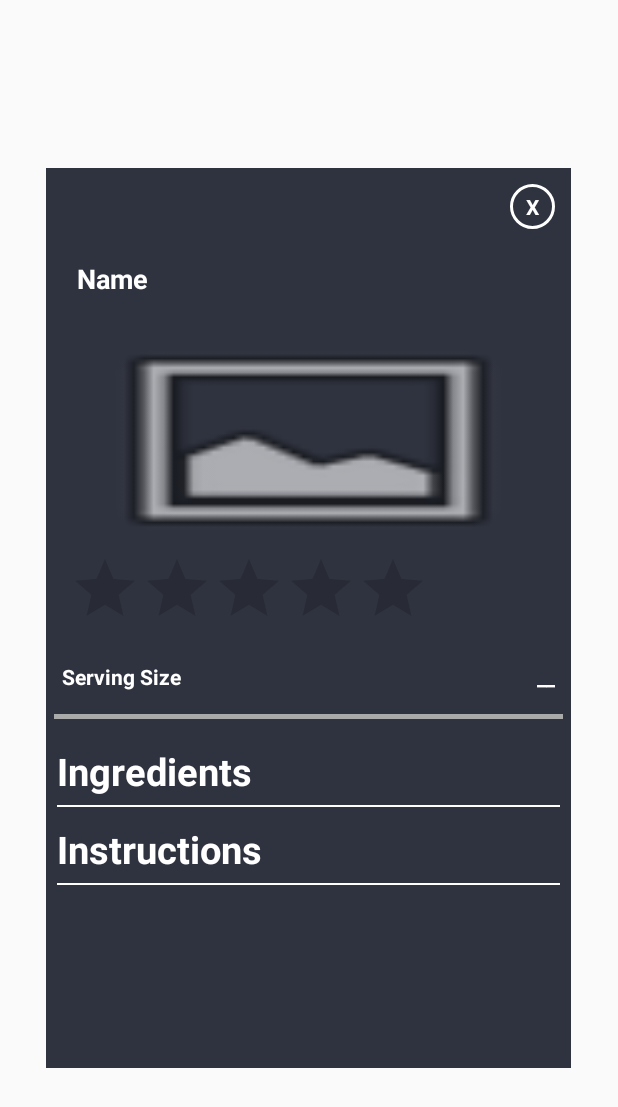
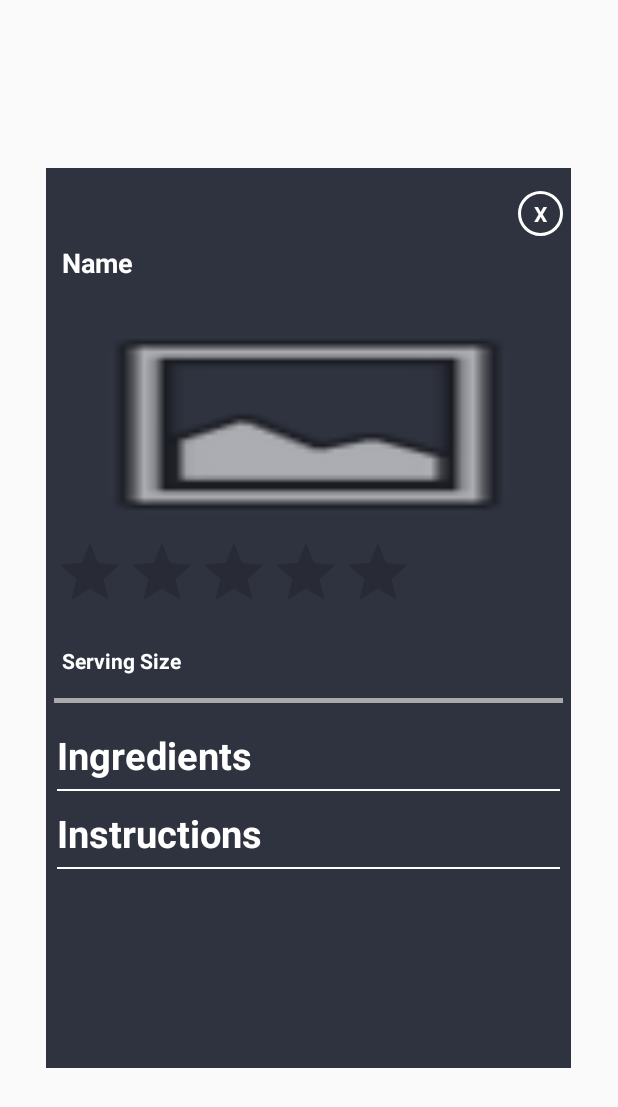
Before and after one commit to Jacob-Bordelon/pocket-chef, an Android app: the layout dialog_recipe_item_details.xml on its own in the app's theme, with its tools: preview values and no code run, on a phone screen of 412 x 824 dp. Shown: the top 1107 px of the screen. Run offline under Robolectric (Android 15) with nearby library versions, the phone set to English and light mode, and no system bars.

Commit message:
added serving size

```diff
--- a/app/app/src/main/java/com/example/pocket_chef_application/Firebase/FirebaseRecipeDatabase_Helper.java
+++ b/app/app/src/main/java/com/example/pocket_chef_application/Firebase/FirebaseRecipeDatabase_Helper.java
@@ -57,6 +57,7 @@ public class FirebaseRecipeDatabase_Helper {
                     recipe.setIngredients(recipeValues.get("ingredients"));
                     recipe.setRating(Float.parseFloat(recipeValues.get("rating").toString()));
                     recipe.setImageUrl(recipeValues.get("image").toString());
+                    recipe.setServingSize(Integer.parseInt(recipeValues.get("serving_size").toString()));
 
                     System.out.println(recipe == null);
                     recipes.add(recipe);
--- a/app/app/src/main/java/com/example/pocket_chef_application/Recipe_utils/Recipe_Adapter.java
+++ b/app/app/src/main/java/com/example/pocket_chef_application/Recipe_utils/Recipe_Adapter.java
@@ -57,7 +57,7 @@ public class Recipe_Adapter extends RecyclerView.Adapter<Recipe_Adapter.RecipeIt
 
     @SuppressLint("SetTextI18n")
     public void ShowPopup(Recipe_Item item){
-        TextView closebtn, name, RName, amount, measure, currStep;
+        TextView closebtn, name, RName, amount, measure, currStep, serving;
         RatingBar ratingBar;
         TableLayout ingredientTable, instructionTable;
         ImageView img;
@@ -69,11 +69,13 @@ public class Recipe_Adapter extends RecyclerView.Adapter<Recipe_Adapter.RecipeIt
         ratingBar = (RatingBar) mDialog.findViewById(R.id.ratingBar);
         name = mDialog.findViewById(R.id.item_name);
         img = (ImageView ) mDialog.findViewById(R.id.item_image);
+        serving = (TextView) mDialog.findViewById(R.id.serving_size);
         closebtn = (TextView) mDialog.findViewById(R.id.closebtn);
 
         // set values and listeners in views
         name.setText(item.getRName());
         ratingBar.setRating(item.getRating());
+        serving.setText(""+item.getServingSize());
 
         Log.d("Ingredient keys",""+item.getIngredients().keySet());
         for (String key : item.getIngredients().keySet()) {
@@ -86,7 +88,7 @@ public class Recipe_Adapter extends RecyclerView.Adapter<Recipe_Adapter.RecipeIt
             RName = new TextView(context);
             RName.setTextColor(Color.WHITE);
             RName.setText(currIngredient.get("name").toString());
-            RName.setWidth(550);
+            RName.setWidth(450);
             row.addView(RName);
             amount = new TextView(context);
             amount.setText(currIngredient.get("amount").toString());
--- a/app/app/src/main/java/com/example/pocket_chef_application/Recipe_utils/Recipe_Item.java
+++ b/app/app/src/main/java/com/example/pocket_chef_application/Recipe_utils/Recipe_Item.java
@@ -14,6 +14,7 @@ public class Recipe_Item {
     private int CookTime;
     private int PrepTime;
     private String Image;
+    private int ServingSize;
 
     public Recipe_Item() {
     }
@@ -44,6 +45,7 @@ public class Recipe_Item {
     }
     public void setRating(float rating) { Rating = rating; }
     public void setImageUrl(String image) { Image = image; }
+    public void setServingSize(int servingSize) { ServingSize = servingSize; }
 
     public String getRName() {
         return RName;
@@ -69,6 +71,7 @@ public class Recipe_Item {
     public int getPrepTime() {
         return PrepTime;
     }
+    public int getServingSize() { return ServingSize; }
     public float getRating() { return Rating; }
     public Map<String,Object> getInstructions() {
         Map<String,Object> instructions = (Map<String,Object>)Instructions;
--- a/app/app/src/main/res/layout/dialog_recipe_item_details.xml
+++ b/app/app/src/main/res/layout/dialog_recipe_item_details.xml
@@ -16,7 +16,7 @@
         android:layout_height="wrap_content"
         android:orientation="horizontal"
         android:layout_gravity="center"
-        android:padding="5dp">
+        android:paddingTop="10dp">
 
         <TextView
             android:id="@+id/closebtn"
@@ -34,7 +34,7 @@
     <RelativeLayout
         android:layout_width="match_parent"
         android:layout_height="wrap_content"
-        android:padding="10dp"
+        android:paddingBottom="10dp"
         android:orientation="horizontal">
 
         <TextView
@@ -84,8 +84,9 @@
             style="@style/PantryItemTitle"
             android:layout_width="wrap_content"
             android:layout_height="wrap_content"
+            android:id="@+id/serving_size"
             android:layout_alignParentEnd="true"
-            android:text="__"
+            android:text=""
             android:textSize="14dp" />
     </RelativeLayout>
 
@@ -141,7 +142,8 @@
                     android:layout_width="match_parent"
                     android:layout_height="match_parent"
                     android:layout_below="@+id/nutrition_panel"
-                    android:padding="5dp"
+                    android:paddingTop="5dp"
+                    android:paddingBottom="5dp"
                     android:id="@+id/ingredient_table">
                 </TableLayout>
 
@@ -166,6 +168,7 @@
                 <TableLayout
                     android:layout_width="match_parent"
                     android:layout_height="match_parent"
+                    android:paddingBottom="20pt"
                     android:id="@+id/instructions_table">
                 </TableLayout>
 
```
